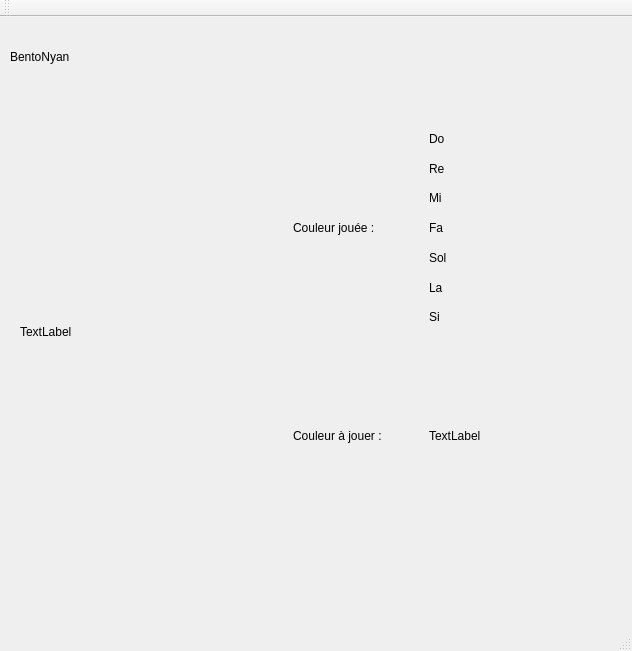
Above: bento.ui from costesjean/BentoNyan before the change. Below: the same form after it.
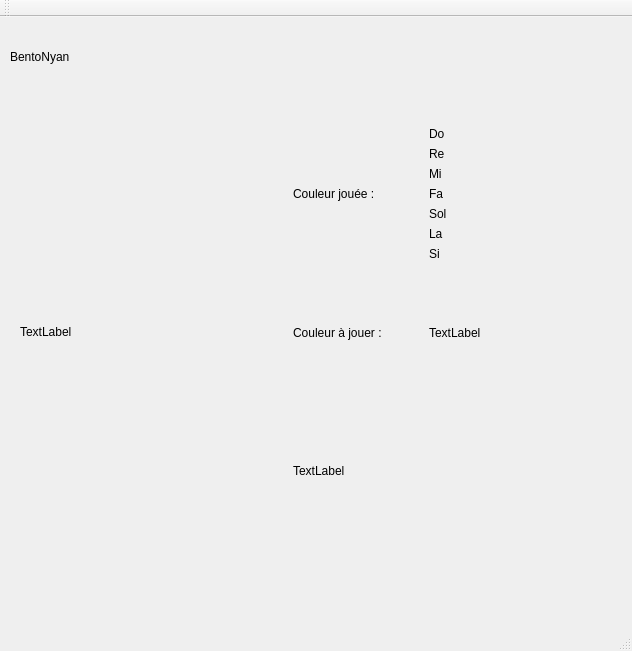
That is the form after the change.

Patch:
```diff
--- a/bento.ui
+++ b/bento.ui
@@ -121,6 +121,13 @@
          </item>
         </layout>
        </item>
+       <item>
+        <widget class="QLabel" name="ImageFond">
+         <property name="text">
+          <string>TextLabel</string>
+         </property>
+        </widget>
+       </item>
       </layout>
      </item>
     </layout>
```
